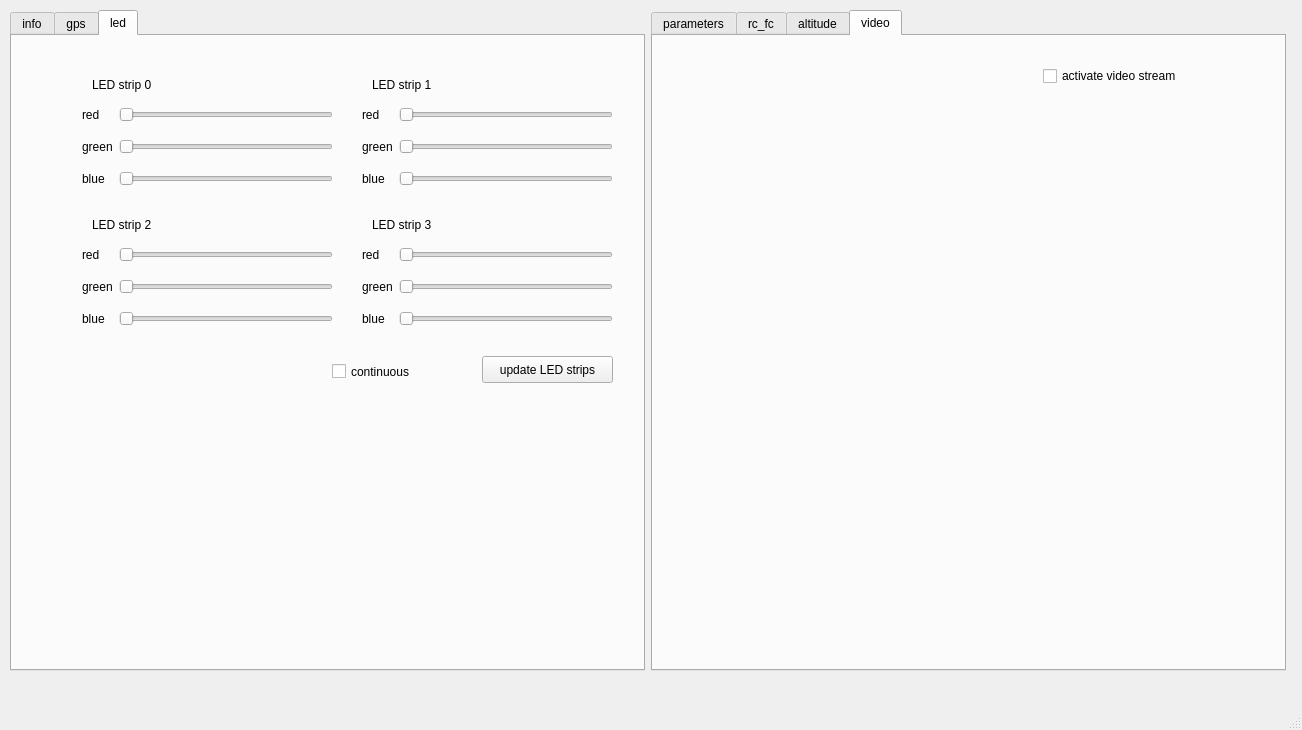
First picture: the form in phx_gui/scripts/gui_v1.ui, repository tum-phoenix/phx_quadrocopter_ros, before the edit.
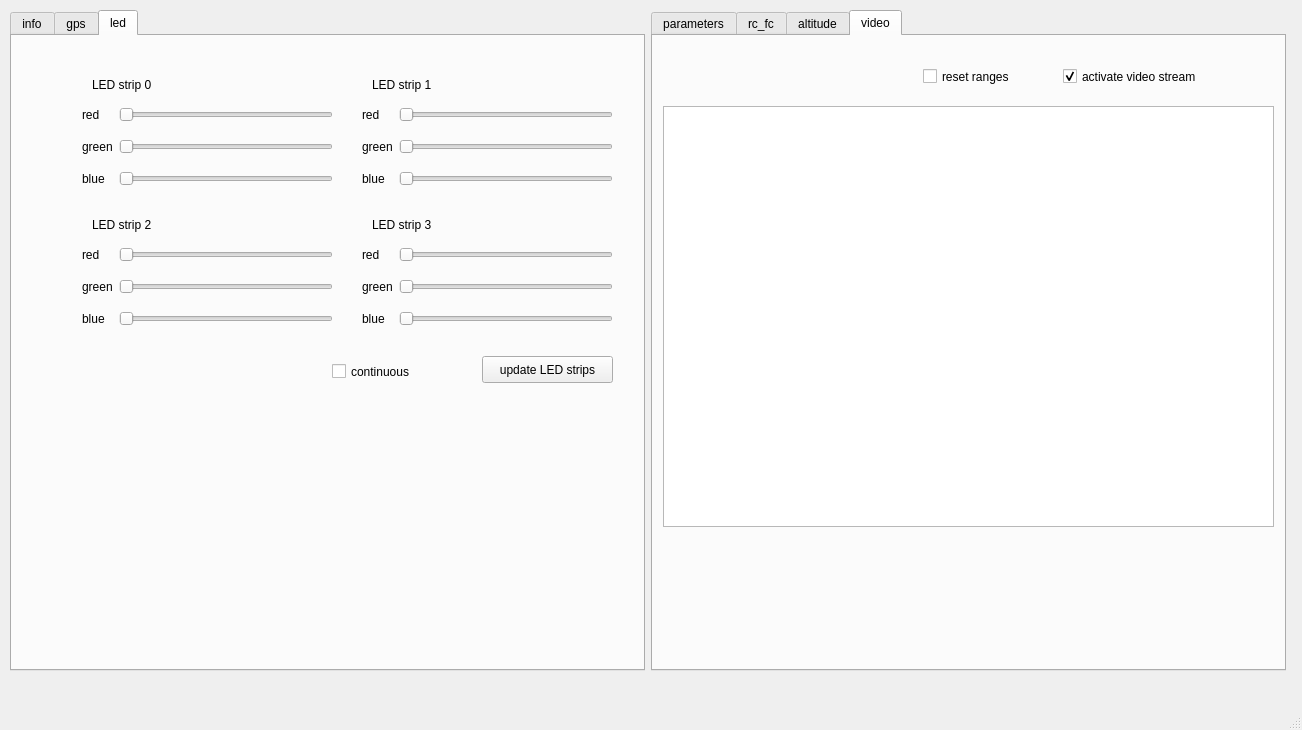
Second picture: the form after the edit. The open tabs and pages were chosen to show the change. Custom widgets are drawn as their Qt base class.

Commit message: phx_gui: gauge_ros added video support.

The edit to the form file:
```diff
--- a/phx_gui/scripts/gui_v1.ui
+++ b/phx_gui/scripts/gui_v1.ui
@@ -1714,14 +1714,40 @@
         <widget class="QCheckBox" name="checkBox">
          <property name="geometry">
           <rect>
-           <x>390</x>
+           <x>410</x>
            <y>30</y>
            <width>201</width>
-           <height>20</height>
+           <height>21</height>
           </rect>
          </property>
          <property name="text">
           <string>activate video stream</string>
+         </property>
+         <property name="checked">
+          <bool>true</bool>
+         </property>
+        </widget>
+        <widget class="QGraphicsView" name="graphicsView_video">
+         <property name="geometry">
+          <rect>
+           <x>10</x>
+           <y>70</y>
+           <width>611</width>
+           <height>421</height>
+          </rect>
+         </property>
+        </widget>
+        <widget class="QCheckBox" name="checkBox_video_reset_ranges">
+         <property name="geometry">
+          <rect>
+           <x>270</x>
+           <y>30</y>
+           <width>111</width>
+           <height>21</height>
+          </rect>
+         </property>
+         <property name="text">
+          <string>reset ranges</string>
          </property>
         </widget>
        </widget>
```
Left out of the diff: 64 changed lines with no effect on the pictures. The commit also changes 2 other files.
